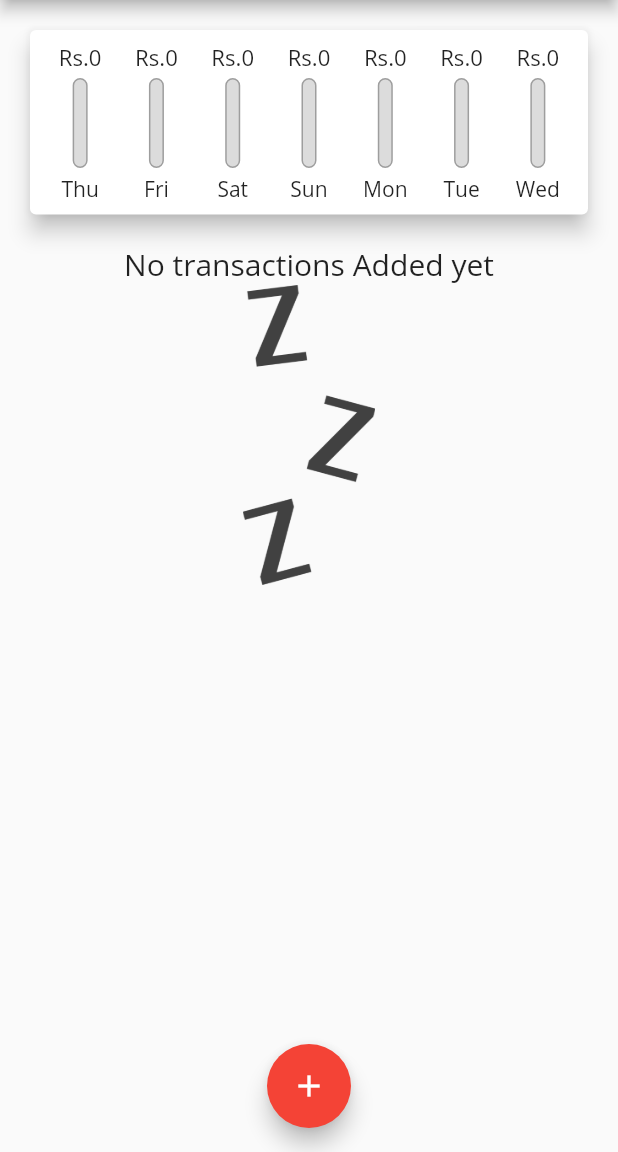
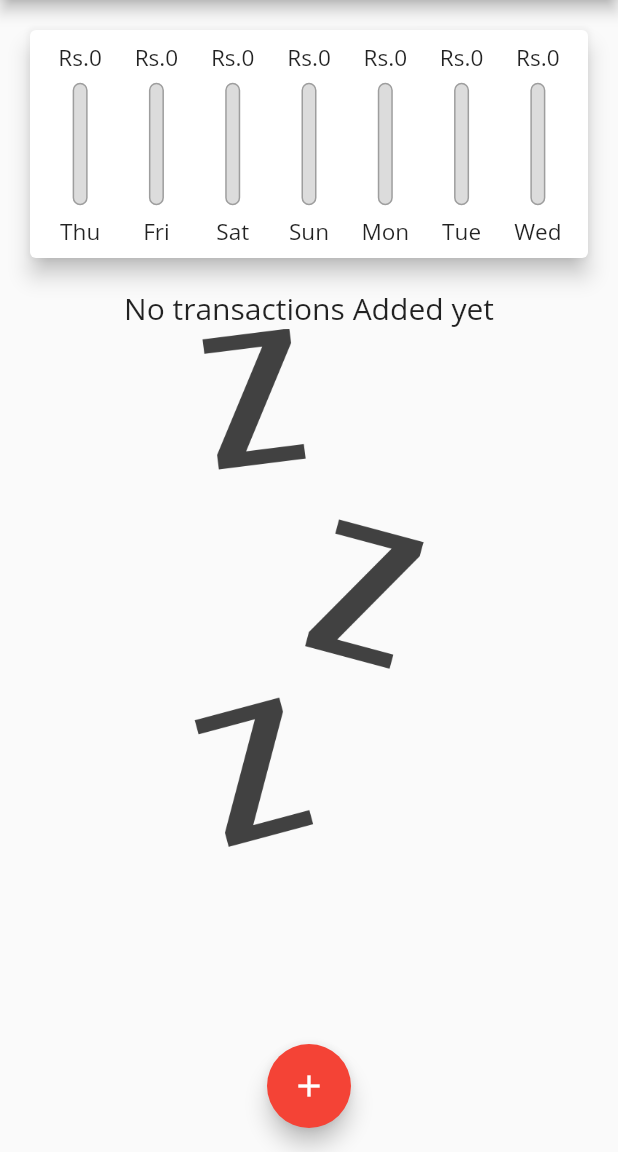
Before and after one commit to IamTalhaAhmed/Flutter, a Flutter app: the screen it shows after launch, on a phone screen of 412 x 824 dp, the part 84-1236 px from its top. Run offline on Flutter 3.47's test engine with Material 2 defaults, Android fonts, the phone set to English and light mode, and no system bars; missing offline and left inert: dart:html.

Commit message:
Finalized Weekly Expense App

```diff
--- a/weekly_expense_planner/lib/main.dart
+++ b/weekly_expense_planner/lib/main.dart
@@ -1,11 +1,20 @@
 // ignore_for_file: prefer_const_constructors, use_key_in_widget_constructors, prefer_const_literals_to_create_immutables
+import 'dart:io';
+
+import 'package:flutter/cupertino.dart';
 import 'package:flutter/material.dart';
+
 import './widgets/chart.dart';
 import './widgets/new_transactions.dart';
 import '../widgets/transaction_list.dart';
 import './models/transaction.dart';
 
 void main() {
+  // WidgetsFlutterBinding.ensureInitialized();
+  // SystemChrome.setPreferredOrientations([
+  //   DeviceOrientation.portraitUp,
+  //   DeviceOrientation.portraitDown,
+  // ]);
   runApp(MyApp());
 }
 
@@ -26,6 +35,7 @@ class MyHomePage extends StatefulWidget {
 }
 
 class _MyHomePageState extends State<MyHomePage> {
+  bool _switchVal = false;
   final List<Transaction> _transaction = [
     // Transaction(
     //   id: 't1',
@@ -75,26 +85,97 @@ class _MyHomePageState extends State<MyHomePage> {
 
   @override
   Widget build(BuildContext context) {
-    return Scaffold(
-      appBar: AppBar(
+    final isLandscape =
+        MediaQuery.of(context).orientation == Orientation.landscape;
+
+    final dynamic appBar = Platform.isIOS
+        ? CupertinoNavigationBar(
+            middle: Text('Weekly Expense'),
+            trailing: Row(
+              mainAxisSize: MainAxisSize.min,
+              children: [
+                GestureDetector(
+                  onTap: (() => _showTxSheet(context)),
+                  child: Icon(CupertinoIcons.add),
+                )
+              ],
+            ),
+          )
+        : AppBar(
             title: Text('Weekly Expense'),
             // ignore: deprecated_member_use
             actions: [
               IconButton(
-              onPressed: (() => _showTxSheet(context)), icon: Icon(Icons.add))
+                  onPressed: (() => _showTxSheet(context)),
+                  icon: Icon(Icons.add))
             ],
-        // titleTextStyle: Theme.of(context).textTheme,
-      ),
-      body: SingleChildScrollView(
+          );
+    // )) as PreferredSizeWidget;
+
+    final txList = Container(
+        height: (MediaQuery.of(context).size.height -
+                appBar.preferredSize.height -
+                MediaQuery.of(context).padding.top) *
+            0.75,
+        child: TransactionList(_transaction, _removeTransaction));
+
+    final pageBody = SafeArea(
+      child: SingleChildScrollView(
         child: Column(
           children: [
-            Chart(_recentTx),
-            TransactionList(_transaction, _removeTransaction),
+            //height: (MediaQuery.of(context).size - ) * 0.6,
+            if (!isLandscape)
+              Container(
+                  height: (MediaQuery.of(context).size.height -
+                          appBar.preferredSize.height -
+                          MediaQuery.of(context).padding.top) *
+                      0.25,
+                  child: Chart(_recentTx)),
+            if (!isLandscape) txList,
+            if (isLandscape)
+              Row(
+                mainAxisAlignment: MainAxisAlignment.center,
+                children: [
+                  Text(
+                    'Show Chart',
+                    style: Theme.of(context).textTheme.titleLarge,
+                  ),
+                  Switch.adaptive(
+                      activeColor: Theme.of(context).accentColor,
+                      value: _switchVal,
+                      onChanged: ((value) {
+                        setState(() {
+                          _switchVal = value;
+                        });
+                      }))
+                ],
+              ),
+            _switchVal
+                ? Container(
+                    height: (MediaQuery.of(context).size.height -
+                            appBar.preferredSize.height -
+                            MediaQuery.of(context).padding.top) *
+                        0.8,
+                    child: Chart(_recentTx))
+                : txList
           ],
         ),
       ),
-      floatingActionButtonLocation: FloatingActionButtonLocation.centerFloat,
-      floatingActionButton: FloatingActionButton(
+    );
+
+    return Platform.isIOS
+        ? CupertinoPageScaffold(
+            child: pageBody,
+            navigationBar: appBar,
+          )
+        : Scaffold(
+            appBar: appBar,
+            body: pageBody,
+            floatingActionButtonLocation:
+                FloatingActionButtonLocation.centerFloat,
+            floatingActionButton: Platform.isIOS
+                ? Container()
+                : FloatingActionButton(
                     onPressed: (() => _showTxSheet(context)),
                     child: Icon(Icons.add),
                   ),
--- a/weekly_expense_planner/lib/widgets/chart.dart
+++ b/weekly_expense_planner/lib/widgets/chart.dart
@@ -1,4 +1,6 @@
 // ignore_for_file: prefer_const_constructors
+
+import 'dart:html';
 
 import 'package:flutter/material.dart';
 import 'package:intl/intl.dart';
@@ -8,7 +10,6 @@ import 'package:weekly_expense_planner/widgets/chart_bar.dart';
 class Chart extends StatelessWidget {
   final List<Transaction> recentTx;
   Chart(this.recentTx);
-
   List<Map<String, Object>> get groupedTxValues {
     // print(recentTx.length);
     return List.generate(7, (index) {
--- a/weekly_expense_planner/lib/widgets/chart_bar.dart
+++ b/weekly_expense_planner/lib/widgets/chart_bar.dart
@@ -9,17 +9,19 @@ class ChartBar extends StatelessWidget {
 
   @override
   Widget build(BuildContext context) {
+    return LayoutBuilder(builder: (ctx, constraints) {
       return Column(
         children: [
           Container(
-            height: 20,
+              height: constraints.maxHeight * 0.15,
               child: FittedBox(child: Text('Rs.${amount.toStringAsFixed(0)}'))),
+          // ignore: prefer_const_constructors
           SizedBox(
-          height: 4,
+            height: constraints.maxHeight * 0.05,
             width: 4,
           ),
           Container(
-          height: 60,
+            height: constraints.maxHeight * 0.6,
             width: 10,
             child: Stack(
               children: [
@@ -42,10 +44,13 @@ class ChartBar extends StatelessWidget {
             ),
           ),
           SizedBox(
-          height: 4,
+            height: constraints.maxHeight * 0.05,
           ),
-        Text(label),
+          Container(
+              height: constraints.maxHeight * 0.15,
+              child: FittedBox(child: Text(label))),
         ],
       );
+    });
   }
 }
--- a/weekly_expense_planner/lib/widgets/new_transactions.dart
+++ b/weekly_expense_planner/lib/widgets/new_transactions.dart
@@ -1,10 +1,13 @@
 // ignore_for_file: prefer_const_constructors
+import 'dart:html';
 
+import 'package:flutter/cupertino.dart';
 import 'package:flutter/material.dart';
 import 'package:intl/intl.dart';
 
 class NewTransactions extends StatefulWidget {
   final Function addNewTx;
+  //final Function
 
   NewTransactions(this.addNewTx);
 
@@ -49,10 +52,15 @@ class _NewTransactionsState extends State<NewTransactions> {
 
   @override
   Widget build(BuildContext context) {
-    return Card(
+    return SingleChildScrollView(
+      child: Card(
         elevation: 10,
         child: Container(
-        padding: EdgeInsets.all(10),
+          padding: EdgeInsets.only(
+              left: 10,
+              top: 10,
+              right: 10,
+              bottom: MediaQuery.of(context).viewInsets.bottom + 10),
           child: Column(
             crossAxisAlignment: CrossAxisAlignment.end,
             children: [
@@ -113,6 +121,7 @@ class _NewTransactionsState extends State<NewTransactions> {
             ],
           ),
         ),
+      ),
     );
   }
 }
--- a/weekly_expense_planner/lib/widgets/transaction_list.dart
+++ b/weekly_expense_planner/lib/widgets/transaction_list.dart
@@ -13,20 +13,23 @@ class TransactionList extends StatelessWidget {
         height: 600,
         // ignore: sort_child_properties_last
         child: (transactions.isEmpty)
-            ? Column(
+            ? LayoutBuilder(builder: (ctx, constraints) {
+                return Column(
                   children: [
                     Text(
                       'No transactions Added yet',
                       style: Theme.of(context).textTheme.titleLarge,
                     ),
                     Container(
-                      height: 200,
+                        height: constraints.maxHeight * 0.6,
+                        //height: 400,
                         child: Image.asset(
                           'assets/image/waiting.png',
                           fit: BoxFit.cover,
                         ))
                   ],
-              )
+                );
+              })
             : ListView.builder(
                 itemBuilder: (context, index) {
                   return Card(
@@ -47,7 +50,15 @@ class TransactionList extends StatelessWidget {
                       ),
                       subtitle: Text(
                           DateFormat.yMMMd().format(transactions[index].time)),
-                      trailing: IconButton(
+                      trailing: MediaQuery.of(context).size.width > 500
+                          ? TextButton.icon(
+                              onPressed: () => removeTx(transactions[index].id),
+                              icon: Icon(Icons.delete),
+                              label: Text('Delete Item'),
+                              style: TextButton.styleFrom(
+                                  foregroundColor: Colors.red),
+                            )
+                          : IconButton(
                               icon: Icon(Icons.delete),
                               onPressed: () => removeTx(transactions[index].id),
                               color: Theme.of(context).errorColor,
```
Lines whose indentation alone changed are shown as unchanged.
